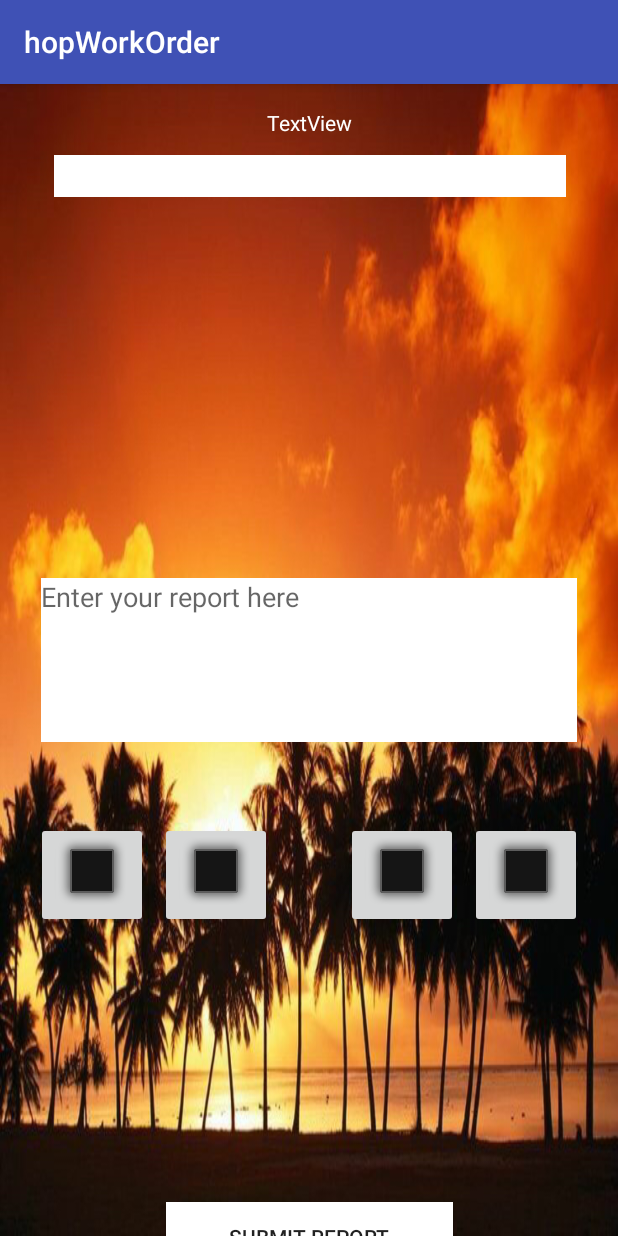
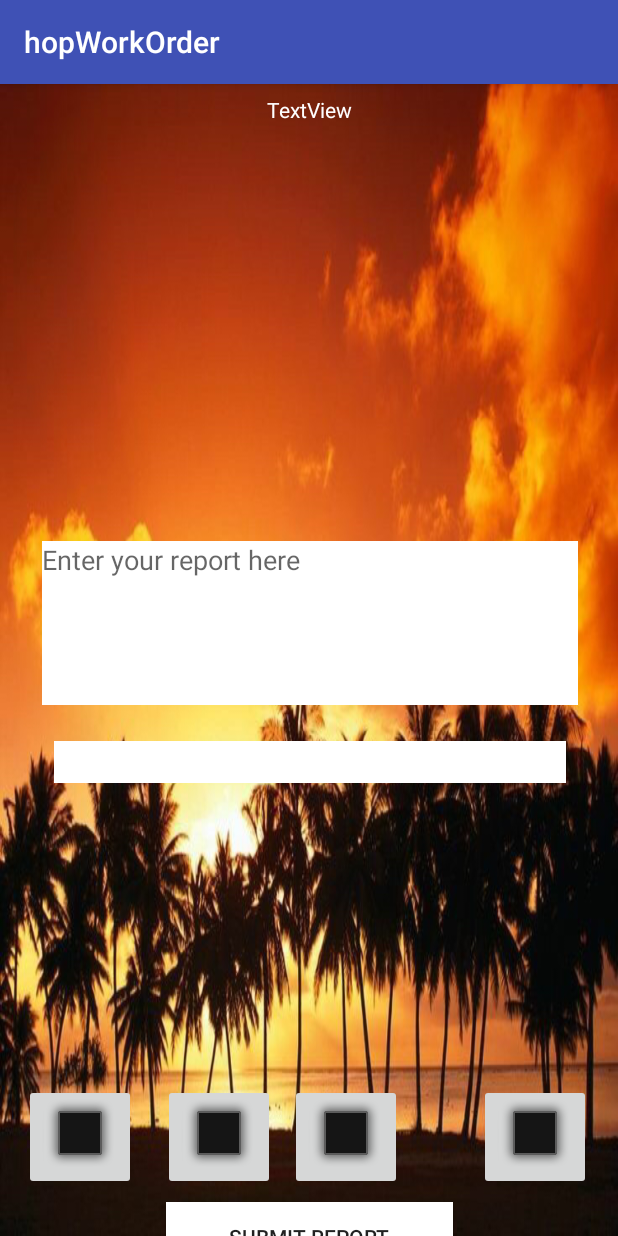
Before and after one commit to ianoboyle/HOP-Android, an Android app: the OrderDetail screen opened directly, with no data from a screen before it, on a phone screen of 412 x 824 dp. Run offline under Robolectric (Android 15) with nearby library versions, the phone set to English and light mode, and no system bars; our stand-ins replace Volley; network calls fail; 1 statement that could not run was skipped.

```diff
--- a/app/src/main/java/com/example/ian/hopworkorder/CustomerFeedbackActivity.java
+++ b/app/src/main/java/com/example/ian/hopworkorder/CustomerFeedbackActivity.java
@@ -47,7 +47,7 @@ public class CustomerFeedbackActivity extends AppCompatActivity {
                 final Intent goToNextActivity = new Intent(getApplicationContext(), ListActivity.class);
 
 
-                String url ="http://10.0.0.17:8000/api/works/"+order.id+"/";
+                String url ="http://app.hopcontracting.net/api/works/"+order.id+"/";
                 VolleyMultipartRequest multipartRequest = new VolleyMultipartRequest(Request.Method.POST, url, new Response.Listener<NetworkResponse>() {
                     @Override
                     public void onResponse(NetworkResponse response) {
--- a/app/src/main/java/com/example/ian/hopworkorder/ListActivity.java
+++ b/app/src/main/java/com/example/ian/hopworkorder/ListActivity.java
@@ -77,7 +77,7 @@ public class ListActivity extends AppCompatActivity implements LocationListener
     public void makeRequest(){
         final RequestQueue requestQueue = Volley.newRequestQueue(this);
 
-        String url ="http://10.0.0.17:8000/api/user_works/";
+        String url ="http://app.hopcontracting.net/api/user_works/";
 
         JsonArrayRequest localJReq = new JsonArrayRequest(url,
                 new Response.Listener<JSONArray>() {
@@ -100,7 +100,7 @@ public class ListActivity extends AppCompatActivity implements LocationListener
                                 int hours = calendar.get(Calendar.HOUR_OF_DAY); // gets hour in 24h format
                                 int minutes = calendar.get(Calendar.MINUTE);
 
-                                String url ="http://10.0.0.17:8000/api/works/"+item.id+"/";
+                                String url ="http://app.hopcontracting.net/api/works/"+item.id+"/";
                                 JSONObject jsonBody = new JSONObject();
                                 try {
                                     jsonBody.put("latitude", lattiude);
--- a/app/src/main/java/com/example/ian/hopworkorder/LoginActivity.java
+++ b/app/src/main/java/com/example/ian/hopworkorder/LoginActivity.java
@@ -123,7 +123,7 @@ public class LoginActivity extends AppCompatActivity {
         RequestQueue requestQueue = Volley.newRequestQueue(this);
 
 
-        String url ="http://10.0.0.17:8000/api/verify/";
+        String url ="http://app.hopcontracting.net/api/verify/";
         JSONObject jsonBody = new JSONObject();
         jsonBody.put("token", token);
 
@@ -190,7 +190,7 @@ public class LoginActivity extends AppCompatActivity {
             RequestQueue requestQueue = Volley.newRequestQueue(this);
 
 
-            String url ="http://10.0.0.17:8000/api/token/";
+            String url ="http://app.hopcontracting.net/api/token/";
             JSONObject jsonBody = new JSONObject();
             jsonBody.put("username", email);
             jsonBody.put("password", password);
--- a/app/src/main/java/com/example/ian/hopworkorder/OrderDetail.java
+++ b/app/src/main/java/com/example/ian/hopworkorder/OrderDetail.java
@@ -1,5 +1,8 @@
 package com.example.ian.hopworkorder;
 
+import android.animation.Animator;
+import android.animation.AnimatorListenerAdapter;
+import android.annotation.TargetApi;
 import android.app.Activity;
 import android.content.DialogInterface;
 import android.content.Intent;
@@ -7,6 +10,7 @@ import android.database.Cursor;
 import android.graphics.Bitmap;
 import android.graphics.BitmapFactory;
 import android.net.Uri;
+import android.os.Build;
 import android.preference.PreferenceManager;
 import android.provider.MediaStore;
 import android.support.v7.app.AlertDialog;
@@ -21,6 +25,7 @@ import android.widget.EditText;
 import android.widget.ImageButton;
 import android.widget.ImageView;
 import android.widget.ListView;
+import android.widget.ProgressBar;
 import android.widget.Spinner;
 import android.widget.TextView;
 
@@ -50,6 +55,7 @@ public class OrderDetail extends AppCompatActivity {
     private static int RESULT_LOAD_IMAGE = 1;
     final ArrayList<WorkType> workTypesList = new ArrayList<WorkType>();
     ImageButton selectedImageButton;
+    EditText reportField;
     Order order;
     ImageButton button1;
     Bitmap bmp1;
@@ -59,6 +65,8 @@ public class OrderDetail extends AppCompatActivity {
     Bitmap bmp3;
     ImageButton button4;
     Bitmap bmp4;
+
+    private View mProgressView;
 
     @Override
     protected void onCreate(Bundle savedInstanceState) {
@@ -71,6 +79,10 @@ public class OrderDetail extends AppCompatActivity {
         final ListView mWorkTypesListView = (ListView) findViewById(R.id.work_types_list_view);
         TextView textView = (TextView) findViewById(R.id.address_text_view);
         textView.setText(order.title);
+        // Setup EditText
+        reportField = (EditText) findViewById(R.id.edit_text_input);
+        // Setup Progress View
+        mProgressView = (ProgressBar) findViewById(R.id.submit_progress);
         // Setup Image buttons
         button1 = (ImageButton) findViewById(R.id.imageButton);
         button2 = (ImageButton) findViewById(R.id.imageButton2);
@@ -107,7 +119,7 @@ public class OrderDetail extends AppCompatActivity {
         });
         // Setup items for spinner
         final RequestQueue requestQueue = Volley.newRequestQueue(this);
-        String url ="http://10.0.0.17:8000/api/job_types/";
+        String url ="http://app.hopcontracting.net/api/job_types/";
         JsonArrayRequest localJReq = new JsonArrayRequest(url, new Response.Listener<JSONArray>() {
                     @Override
                     public void onResponse(JSONArray response) {
@@ -188,6 +200,7 @@ public class OrderDetail extends AppCompatActivity {
                     focusView.requestFocus();
                 } else {
 
+                    showProgress(true);
 
                     final Intent intent = new Intent(OrderDetail.this, CustomerFeedbackActivity.class);
 
@@ -199,6 +212,7 @@ public class OrderDetail extends AppCompatActivity {
                         public void onResponse(NetworkResponse response) {
                             String resultResponse = new String(response.data);
                             // parse success output
+                            showProgress(false);
                             intent.putExtra("Order", order);
                             startActivity(intent);
                         }
@@ -206,6 +220,7 @@ public class OrderDetail extends AppCompatActivity {
                         @Override
                         public void onErrorResponse(VolleyError error) {
                             error.printStackTrace();
+                            showProgress(false);
                         }
                     }) {
                         @Override
@@ -217,7 +232,6 @@ public class OrderDetail extends AppCompatActivity {
                                 jobTypes += workTypesList.get(i).getId() + ",";
                             }
                             params.put("job_types", jobTypes);
-
                             return params;
                         }
 
@@ -315,4 +329,33 @@ public class OrderDetail extends AppCompatActivity {
             selectedImageButton.setImageBitmap((BitmapFactory.decodeFile(picturePath)));
         }
     }
+
+
+    /**
+     * Shows the progress UI and hides the login form.
+     */
+    @TargetApi(Build.VERSION_CODES.HONEYCOMB_MR2)
+    private void showProgress(final boolean show) {
+        // On Honeycomb MR2 we have the ViewPropertyAnimator APIs, which allow
+        // for very easy animations. If available, use these APIs to fade-in
+        // the progress spinner.
+        if (Build.VERSION.SDK_INT >= Build.VERSION_CODES.HONEYCOMB_MR2) {
+            int shortAnimTime = getResources().getInteger(android.R.integer.config_shortAnimTime);
+
+            reportField.setVisibility(show ? View.GONE : View.VISIBLE);
+
+            mProgressView.setVisibility(show ? View.VISIBLE : View.GONE);
+            mProgressView.animate().setDuration(shortAnimTime).alpha(
+                    show ? 1 : 0).setListener(new AnimatorListenerAdapter() {
+                @Override
+                public void onAnimationEnd(Animator animation) {
+                    mProgressView.setVisibility(show ? View.VISIBLE : View.GONE);
+                }
+            });
+        } else {
+            // The ViewPropertyAnimator APIs are not available, so simply show
+            // and hide the relevant UI components.
+            mProgressView.setVisibility(show ? View.VISIBLE : View.GONE);
+        }
+    }
 }
--- a/app/src/main/res/layout/activity_order_detail.xml
+++ b/app/src/main/res/layout/activity_order_detail.xml
@@ -8,6 +8,16 @@
     tools:context="com.example.ian.hopworkorder.OrderDetail"
     tools:layout_editor_absoluteY="81dp"
     tools:layout_editor_absoluteX="0dp">
+
+
+    <!-- Submit progress -->
+    <ProgressBar
+        android:id="@+id/submit_progress"
+        style="?android:attr/progressBarStyleLarge"
+        android:layout_width="wrap_content"
+        android:layout_height="wrap_content"
+        android:layout_marginBottom="8dp"
+        android:visibility="gone" />
 
     <Button
         android:background="#FFFF"
@@ -23,7 +33,7 @@
         android:layout_marginTop="0dp"
         app:layout_constraintTop_toBottomOf="parent"
         app:layout_constraintVertical_bias="1.0"
-        tools:layout_editor_absoluteX="70dp" />
+        app:layout_constraintHorizontal_bias="0.502" />
 
     <TextView
         android:id="@+id/address_text_view"
@@ -32,7 +42,7 @@
         android:layout_height="wrap_content"
         android:text="TextView"
         app:layout_constraintTop_toTopOf="parent"
-        android:layout_marginTop="16dp"
+        android:layout_marginTop="7dp"
         app:layout_constraintLeft_toLeftOf="parent"
         app:layout_constraintRight_toRightOf="parent"
         tools:layout_constraintRight_creator="1"
@@ -45,28 +55,13 @@
         android:layout_width="341dp"
         android:layout_height="28dp"
         android:tooltipText="@string/workTypesText"
-        android:layout_marginTop="12dp"
-        app:layout_constraintTop_toBottomOf="@+id/address_text_view"
         app:layout_constraintLeft_toLeftOf="parent"
         app:layout_constraintRight_toRightOf="parent"
         tools:layout_constraintRight_creator="1"
         tools:layout_constraintLeft_creator="1"
-        app:layout_constraintHorizontal_bias="0.511" />
-
-    <ListView
-        android:id="@+id/work_types_list_view"
-        android:layout_width="0dp"
-        android:layout_height="99dp"
-        android:layout_marginTop="17dp"
-        app:layout_constraintTop_toBottomOf="@+id/work_type_spinner"
-        app:layout_constraintLeft_toLeftOf="parent"
-        app:layout_constraintRight_toRightOf="parent"
-        tools:layout_constraintRight_creator="1"
-        android:layout_marginStart="14dp"
-        android:layout_marginEnd="14dp"
-        tools:layout_constraintLeft_creator="1"
-        android:layout_marginLeft="14dp"
-        android:layout_marginRight="14dp" />
+        app:layout_constraintHorizontal_bias="0.511"
+        android:layout_marginTop="24dp"
+        app:layout_constraintTop_toBottomOf="@+id/edit_text_input" />
 
 
     <EditText
@@ -81,48 +76,82 @@
         app:layout_constraintBottom_toBottomOf="parent"
         app:layout_constraintLeft_toLeftOf="parent"
         app:layout_constraintRight_toRightOf="parent"
-        app:layout_constraintTop_toTopOf="parent"
 
-        tools:layout_editor_absoluteX="9dp" />
+        app:layout_constraintHorizontal_bias="0.518"
+        android:layout_marginBottom="354dp"
+        android:layout_marginTop="8dp"
+        app:layout_constraintTop_toBottomOf="@+id/address_text_view"
+        app:layout_constraintVertical_bias="1.0" />
 
     <ImageButton
         android:id="@+id/imageButton"
         android:layout_width="wrap_content"
         android:layout_height="wrap_content"
         app:srcCompat="@android:drawable/alert_dark_frame"
-        android:layout_marginTop="53dp"
-        app:layout_constraintTop_toBottomOf="@+id/edit_text_input"
-        android:layout_marginRight="24dp"
-        app:layout_constraintRight_toRightOf="parent" />
+        android:layout_marginRight="15dp"
+        app:layout_constraintRight_toRightOf="parent"
+        app:layout_constraintLeft_toRightOf="@+id/imageButton3"
+        android:layout_marginLeft="8dp"
+        android:layout_marginTop="57dp"
+        app:layout_constraintTop_toBottomOf="@+id/work_types_list_view"
+        app:layout_constraintHorizontal_bias="0.941"
+        android:layout_marginBottom="8dp"
+        app:layout_constraintBottom_toTopOf="@+id/complete_order_button"
+        app:layout_constraintVertical_bias="1.0" />
 
     <ImageButton
         android:id="@+id/imageButton3"
         android:layout_width="wrap_content"
         android:layout_height="wrap_content"
         app:srcCompat="@android:drawable/alert_dark_frame"
-        android:layout_marginTop="53dp"
-        app:layout_constraintTop_toBottomOf="@+id/edit_text_input"
-        app:layout_constraintRight_toLeftOf="@+id/imageButton"
-        android:layout_marginRight="8dp" />
+        app:layout_constraintLeft_toRightOf="@+id/imageButton4"
+        android:layout_marginLeft="10dp"
+        android:layout_marginTop="30dp"
+        app:layout_constraintTop_toBottomOf="@+id/work_types_list_view"
+        android:layout_marginBottom="8dp"
+        app:layout_constraintBottom_toTopOf="@+id/complete_order_button"
+        app:layout_constraintVertical_bias="1.0" />
 
     <ImageButton
         android:id="@+id/imageButton4"
         android:layout_width="wrap_content"
         android:layout_height="wrap_content"
-        android:layout_marginLeft="8dp"
         app:srcCompat="@android:drawable/alert_dark_frame"
-        android:layout_marginTop="53dp"
-        app:layout_constraintTop_toBottomOf="@+id/edit_text_input"
-        app:layout_constraintLeft_toRightOf="@+id/imageButton2" />
+        app:layout_constraintLeft_toRightOf="@+id/imageButton2"
+        android:layout_marginLeft="18dp"
+        android:layout_marginTop="56dp"
+        app:layout_constraintTop_toBottomOf="@+id/work_types_list_view"
+        android:layout_marginBottom="8dp"
+        app:layout_constraintBottom_toTopOf="@+id/complete_order_button"
+        app:layout_constraintVertical_bias="1.0" />
 
     <ImageButton
         android:id="@+id/imageButton2"
         android:layout_width="wrap_content"
         android:layout_height="wrap_content"
-        android:layout_marginLeft="24dp"
+        app:srcCompat="@android:drawable/alert_dark_frame"
+        android:layout_marginLeft="16dp"
         app:layout_constraintLeft_toLeftOf="parent"
-        app:srcCompat="@android:drawable/alert_dark_frame"
-        android:layout_marginTop="53dp"
-        app:layout_constraintTop_toBottomOf="@+id/edit_text_input" />
+        android:layout_marginTop="56dp"
+        app:layout_constraintTop_toBottomOf="@+id/work_types_list_view"
+        android:layout_marginBottom="8dp"
+        app:layout_constraintBottom_toTopOf="@+id/complete_order_button"
+        app:layout_constraintVertical_bias="1.0" />
+
+    <ListView
+        android:id="@+id/work_types_list_view"
+        android:layout_width="0dp"
+        android:layout_height="99dp"
+        android:layout_marginEnd="14dp"
+        android:layout_marginLeft="14dp"
+        android:layout_marginRight="14dp"
+        android:layout_marginStart="14dp"
+        android:layout_marginTop="20dp"
+        app:layout_constraintHorizontal_bias="0.0"
+        app:layout_constraintLeft_toLeftOf="parent"
+        app:layout_constraintRight_toRightOf="parent"
+        app:layout_constraintTop_toBottomOf="@+id/work_type_spinner"
+        tools:layout_constraintLeft_creator="1"
+        tools:layout_constraintRight_creator="1" />
 
 </android.support.constraint.ConstraintLayout>
```
Also changed, not shown: app/src/main/res/layout/activity_login.xml (+8 -6 lines), 7 other files.
